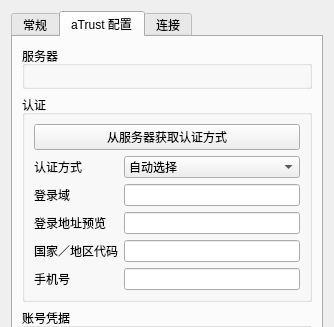
This is presentation/dialogs/settingwindow/settingwindow.ui in wtalioy/JustConnect as Qt 5 draws it before an edit; both pictures show x 0 to 334 and y 0 to 327 of the 334 by 537 pixel window. The edited form follows.
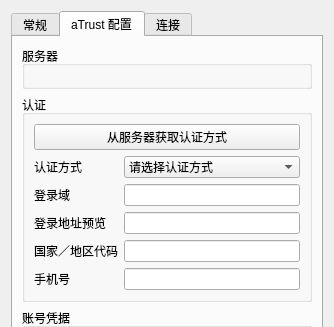
This is the edited form. The open tabs and pages were chosen to show the change.

```diff
--- a/presentation/dialogs/settingwindow/settingwindow.ui
+++ b/presentation/dialogs/settingwindow/settingwindow.ui
@@ -252,7 +252,7 @@
              <widget class="QComboBox" name="authTypeComboBox">
               <item>
                <property name="text">
-                <string>自动选择</string>
+                <string>请选择认证方式</string>
                </property>
               </item>
               <item>
```
